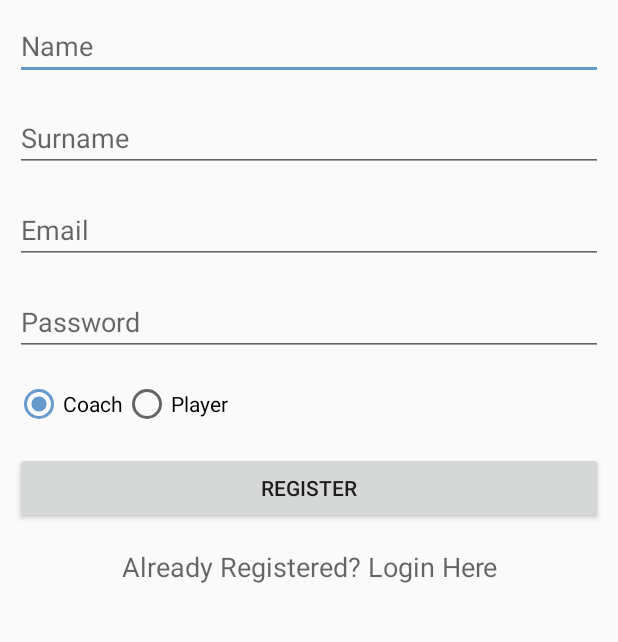
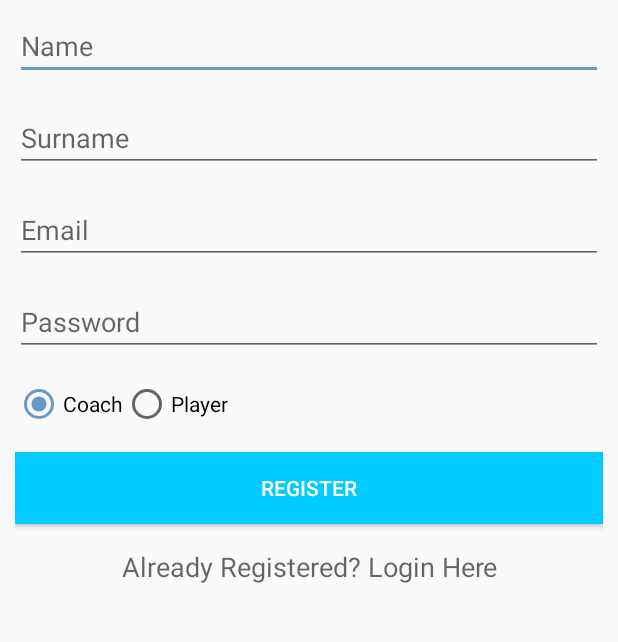
Before and after one commit to churtadoo/FeelingLoadApp, an Android app: the screen it shows after launch (RegisterActivity), after a tap on an icon or button, on a phone screen of 412 x 824 dp, the part 369-1011 px from its top. Run offline under Robolectric (Android 15) with nearby library versions, the phone set to English and light mode, and no system bars; our stand-ins replace Firebase (no records; nobody signed in at launch, a user with empty details on screens opened directly); 1 other tap on this screen came first.

Commit message:
Minor fixes

```diff
--- a/app/src/main/res/layout/activity_login.xml
+++ b/app/src/main/res/layout/activity_login.xml
@@ -44,7 +44,9 @@
                 android:layout_height="wrap_content"
                 android:layout_marginBottom="8dp"
                 android:layout_marginTop="8dp"
-                android:text="@string/login" />
+                android:text="@string/login"
+                android:background="@color/colorPrimary"
+                android:textColor="@color/white"/>
 
             <TextView
                 android:id="@+id/textViewRegister"
--- a/app/src/main/res/layout/activity_main_player.xml
+++ b/app/src/main/res/layout/activity_main_player.xml
@@ -64,7 +64,6 @@
             <android.support.v7.widget.RecyclerView xmlns:android="http://schemas.android.com/apk/res/android"
                 xmlns:tools="http://schemas.android.com/tools"
                 android:id="@+id/playertrainings_list"
-                android:name="edu.uoc.churtado.feelingloadapp.fragments.PlayerTrainingDetailFragment"
                 android:layout_width="match_parent"
                 android:layout_height="match_parent"
                 android:layout_marginLeft="16dp"
--- a/app/src/main/res/layout/activity_player_details.xml
+++ b/app/src/main/res/layout/activity_player_details.xml
@@ -70,7 +70,9 @@
                 android:layout_height="wrap_content"
                 android:layout_marginBottom="8dp"
                 android:layout_marginTop="8dp"
-                android:text="@string/save" />
+                android:text="@string/save"
+                android:background="@color/colorPrimary"
+                android:textColor="@color/white"/>
 
         </LinearLayout>
     </ScrollView>
--- a/app/src/main/res/layout/activity_register.xml
+++ b/app/src/main/res/layout/activity_register.xml
@@ -86,7 +86,9 @@
                 android:layout_height="wrap_content"
                 android:layout_marginBottom="8dp"
                 android:layout_marginTop="8dp"
-                android:text="@string/register" />
+                android:text="@string/register"
+                android:background="@color/colorPrimary"
+                android:textColor="@color/white"/>
 
             <TextView
                 android:id="@+id/textViewLogin"
```
